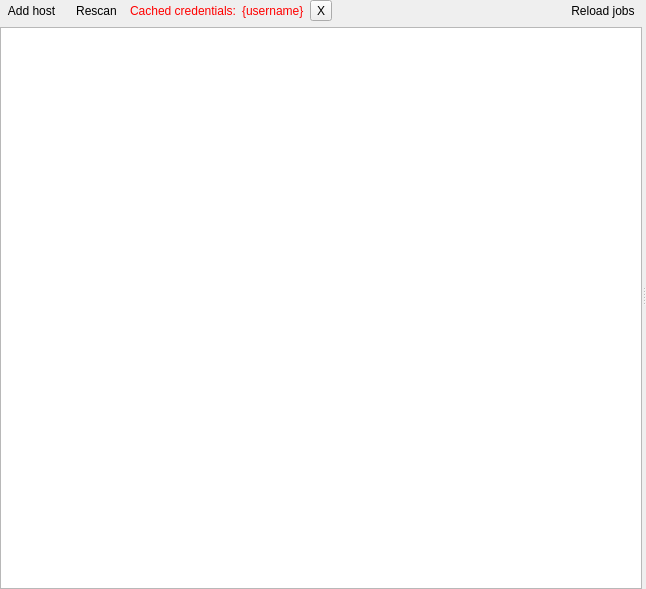
mlz-ictrl/marche, file marche/gui/ui/main.ui: the form before one commit.
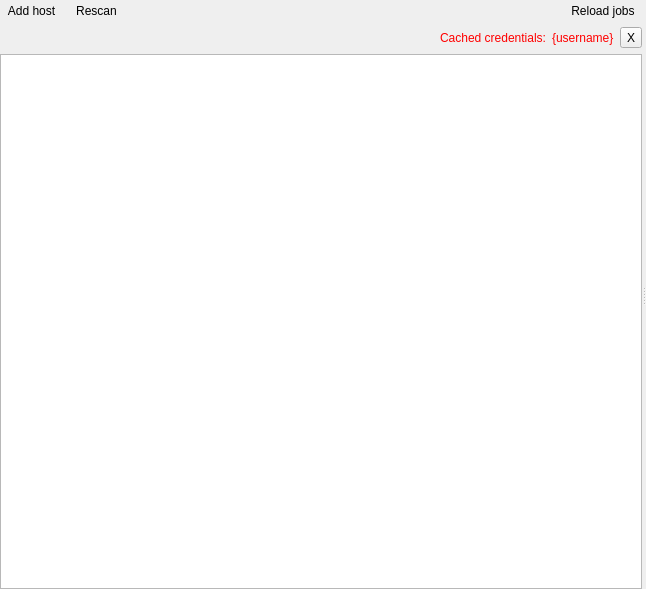
The form after the commit. Icons and pictures are not drawn.

Commit message: gui: move "cached credentials" below buttons

The edit to the form file:
```diff
--- a/marche/gui/ui/main.ui
+++ b/marche/gui/ui/main.ui
@@ -64,45 +64,6 @@
            </property>
           </widget>
          </item>
-         <item>
-          <widget class="QLabel" name="lblCached">
-           <property name="styleSheet">
-            <string notr="true">color: rgb(255, 0, 0);</string>
-           </property>
-           <property name="text">
-            <string>Cached credentials:</string>
-           </property>
-          </widget>
-         </item>
-         <item>
-          <widget class="QLabel" name="lblCachedUserCreds">
-           <property name="styleSheet">
-            <string notr="true">color: rgb(255, 0, 0);</string>
-           </property>
-           <property name="text">
-            <string>{username}</string>
-           </property>
-          </widget>
-         </item>
-         <item>
-          <widget class="QToolButton" name="clearCredBtn">
-           <property name="sizePolicy">
-            <sizepolicy hsizetype="Fixed" vsizetype="Preferred">
-             <horstretch>0</horstretch>
-             <verstretch>0</verstretch>
-            </sizepolicy>
-           </property>
-           <property name="toolTip">
-            <string>Clear cached credentials</string>
-           </property>
-           <property name="styleSheet">
-            <string notr="true"/>
-           </property>
-           <property name="text">
-            <string>X</string>
-           </property>
-          </widget>
-         </item>
          <item>
           <spacer name="horizontalSpacer">
            <property name="orientation">
@@ -135,6 +96,67 @@
          </item>
         </layout>
        </item>
+       <item>
+        <widget class="QWidget" name="cachePanel" native="true">
+         <layout class="QHBoxLayout" name="horizontalLayout_2">
+          <property name="margin">
+           <number>0</number>
+          </property>
+          <item>
+           <spacer name="horizontalSpacer_2">
+            <property name="orientation">
+             <enum>Qt::Horizontal</enum>
+            </property>
+            <property name="sizeHint" stdset="0">
+             <size>
+              <width>180</width>
+              <height>19</height>
+             </size>
+            </property>
+           </spacer>
+          </item>
+          <item>
+           <widget class="QLabel" name="lblCached">
+            <property name="styleSheet">
+             <string notr="true">color: rgb(255, 0, 0);</string>
+            </property>
+            <property name="text">
+             <string>Cached credentials:</string>
+            </property>
+           </widget>
+          </item>
+          <item>
+           <widget class="QLabel" name="lblCachedUserCreds">
+            <property name="styleSheet">
+             <string notr="true">color: rgb(255, 0, 0);</string>
+            </property>
+            <property name="text">
+             <string>{username}</string>
+            </property>
+           </widget>
+          </item>
+          <item>
+           <widget class="QToolButton" name="clearCredBtn">
+            <property name="sizePolicy">
+             <sizepolicy hsizetype="Fixed" vsizetype="Preferred">
+              <horstretch>0</horstretch>
+              <verstretch>0</verstretch>
+             </sizepolicy>
+            </property>
+            <property name="toolTip">
+             <string>Clear cached credentials</string>
+            </property>
+            <property name="styleSheet">
+             <string notr="true"/>
+            </property>
+            <property name="text">
+             <string>X</string>
+            </property>
+           </widget>
+          </item>
+         </layout>
+        </widget>
+       </item>
        <item>
         <widget class="QListWidget" name="hostList">
          <property name="contextMenuPolicy">
```
The commit also changes 1 other file.
